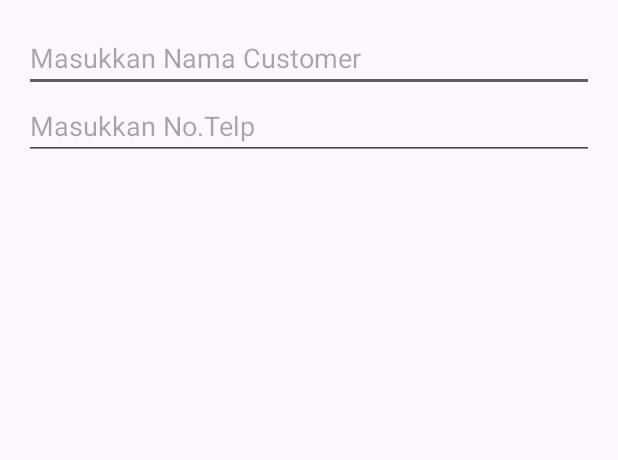
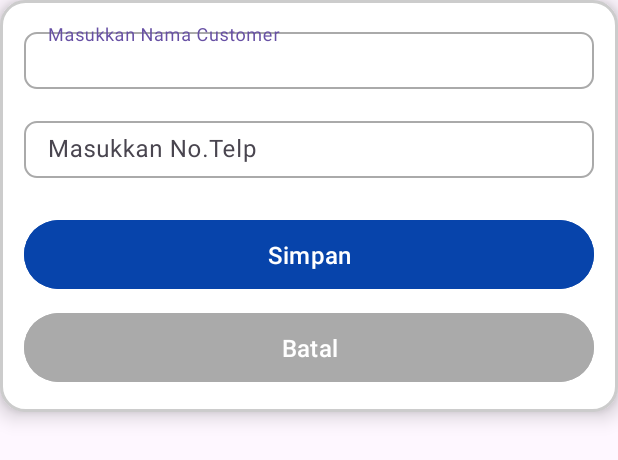
Before and after one commit to Barleyan/ProjectUTSMobile, an Android app: the layout dialog_add_customer.xml on its own in the app's theme, with its tools: preview values and no code run, on a phone screen of 412 x 824 dp. Shown: the top 460 px of the screen. Run offline under Robolectric (Android 15) with nearby library versions, the phone set to English and light mode, and no system bars.

Commit message:
Update dialog

```diff
--- a/app/src/main/java/com/example/project/MainActivityTransaction.kt
+++ b/app/src/main/java/com/example/project/MainActivityTransaction.kt
@@ -58,8 +58,8 @@
             val dialogView = LayoutInflater.from(this).inflate(R.layout.dialog_add_transaction, null)
             val produkIDInput = dialogView.findViewById<EditText>(R.id.etProdukTransaction)
             val customerIDInput = dialogView.findViewById<EditText>(R.id.etCustomerID)
-            val quantityIDInput = dialogView.findViewById<EditText>(R.id.etquantityID)
-            val totalPriceIDInput = dialogView.findViewById<EditText>(R.id.ettotalPriceID)
+            val quantityIDInput = dialogView.findViewById<EditText>(R.id.etQuantityID)
+            val totalPriceIDInput = dialogView.findViewById<EditText>(R.id.etTotalPriceID)
 
             // Membuat dialog
             AlertDialog.Builder(this)
--- a/app/src/main/java/com/example/project/TransactionAdapter.kt
+++ b/app/src/main/java/com/example/project/TransactionAdapter.kt
@@ -81,8 +81,8 @@
 
             val editProdukID = dialogView.findViewById<EditText>(R.id.etProdukTransaction)
             val editCustomerID = dialogView.findViewById<EditText>(R.id.etCustomerID)
-            val editQuantity = dialogView.findViewById<EditText>(R.id.etquantityID)
-            val editTotalPrice = dialogView.findViewById<EditText>(R.id.ettotalPriceID)
+            val editQuantity = dialogView.findViewById<EditText>(R.id.etQuantityID)
+            val editTotalPrice = dialogView.findViewById<EditText>(R.id.etTotalPriceID)
 
             // Set current product data in the EditText fields
             editProdukID.setText(transaction.productId)
--- /dev/null
+++ b/app/src/main/res/drawable/background_dialog.xml
@@ -0,0 +1,18 @@
+<?xml version="1.0" encoding="utf-8"?>
+<shape xmlns:android="http://schemas.android.com/apk/res/android"
+    android:shape="rectangle">
+
+    <solid android:color="#FFFFFF"/>
+
+    <corners android:radius="16dp"/>
+
+    <padding
+        android:left="16dp"
+        android:top="16dp"
+        android:right="16dp"
+        android:bottom="16dp"/>
+
+    <stroke
+        android:width="2dp"
+        android:color="#CCCCCC"/>
+</shape>
--- /dev/null
+++ b/app/src/main/res/drawable/edit_text_background.xml
@@ -0,0 +1,13 @@
+<?xml version="1.0" encoding="utf-8"?>
+<shape xmlns:android="http://schemas.android.com/apk/res/android">
+    <solid android:color="@android:color/white"/> <!-- Warna latar belakang -->
+    <corners android:radius="8dp"/> <!-- Radius sudut -->
+    <padding
+        android:left="12dp"
+        android:top="12dp"
+        android:right="12dp"
+        android:bottom="12dp"/> <!-- Padding di dalam EditText -->
+    <stroke
+        android:width="1dp"
+        android:color="@android:color/darker_gray"/> <!-- Warna dan lebar garis tepi -->
+</shape>
--- a/app/src/main/res/layout/dialog_add_customer.xml
+++ b/app/src/main/res/layout/dialog_add_customer.xml
@@ -1,23 +1,66 @@
 <?xml version="1.0" encoding="utf-8"?>
 <LinearLayout xmlns:android="http://schemas.android.com/apk/res/android"
+    xmlns:app="http://schemas.android.com/apk/res-auto"
     android:layout_width="match_parent"
     android:layout_height="wrap_content"
     android:orientation="vertical"
-    android:padding="16dp">
+    android:padding="16dp"
+    android:background="@drawable/background_dialog"
+    android:elevation="8dp">
 
-    <EditText
-        android:id="@+id/etName"
+    <com.google.android.material.textfield.TextInputLayout
         android:layout_width="match_parent"
         android:layout_height="wrap_content"
-        android:hint="Masukkan Nama Customer"
-        android:inputType="textPersonName" />
+        android:layout_marginBottom="16dp"
+        app:hintEnabled="true"
+        app:hintAnimationEnabled="true">
 
-    <EditText
-        android:id="@+id/etPhone"
+        <com.google.android.material.textfield.TextInputEditText
+            android:id="@+id/etName"
+            android:layout_width="match_parent"
+            android:layout_height="wrap_content"
+            android:hint="Masukkan Nama Customer"
+            android:inputType="textPersonName"
+            android:padding="8dp"
+            android:background="@drawable/edit_text_background"/>
+    </com.google.android.material.textfield.TextInputLayout>
+
+    <com.google.android.material.textfield.TextInputLayout
         android:layout_width="match_parent"
         android:layout_height="wrap_content"
-        android:hint="Masukkan No.Telp"
-        android:inputType="phone" />
+        android:layout_marginBottom="16dp"
+        app:hintEnabled="true"
+        app:hintAnimationEnabled="true">
 
+        <com.google.android.material.textfield.TextInputEditText
+            android:id="@+id/etPhone"
+            android:layout_width="match_parent"
+            android:layout_height="wrap_content"
+            android:hint="Masukkan No.Telp"
+            android:inputType="phone"
+            android:padding="8dp"
+            android:background="@drawable/edit_text_background"/>
+    </com.google.android.material.textfield.TextInputLayout>
 
+    <Button
+        android:id="@+id/btnSubmit"
+        android:layout_width="match_parent"
+        android:layout_height="wrap_content"
+        android:layout_marginTop="8dp"
+        android:backgroundTint="@color/resistance_blue"
+        android:text="Simpan"
+        android:textColor="@android:color/white"
+        android:textSize="16sp"
+        android:padding="12dp"/>
+
+    <Button
+        android:id="@+id/btnCancel"
+        android:layout_width="match_parent"
+        android:layout_height="wrap_content"
+        android:layout_marginTop="8dp"
+        android:backgroundTint="@android:color/darker_gray"
+        android:text="Batal"
+        android:textColor="@android:color/white"
+        android:textSize="16sp"
+        android:padding="12dp"/>
 </LinearLayout>
```
Also changed, not shown: app/src/main/java/com/example/project/CustomerAdapter.kt (+18 -14 lines), app/src/main/java/com/example/project/MainActivity.kt (+34 -24 lines), app/src/main/res/layout/dialog_add_product.xml (+9 -3 lines), app/src/main/res/layout/dialog_add_transaction.xml (+18 -10 lines).
